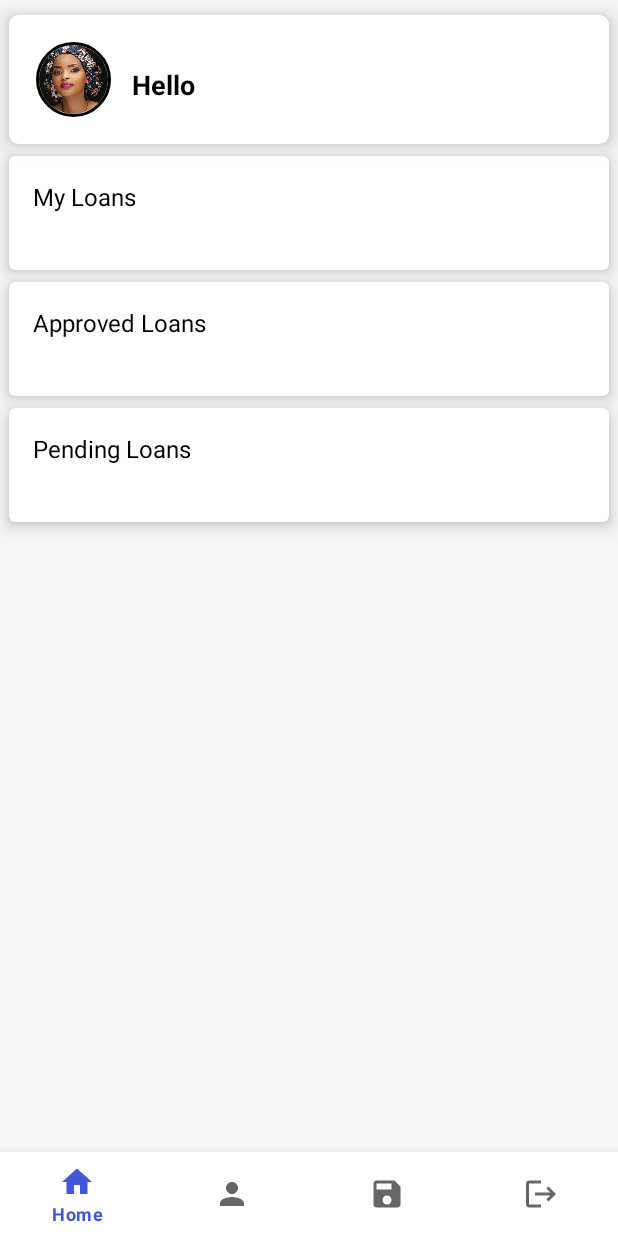
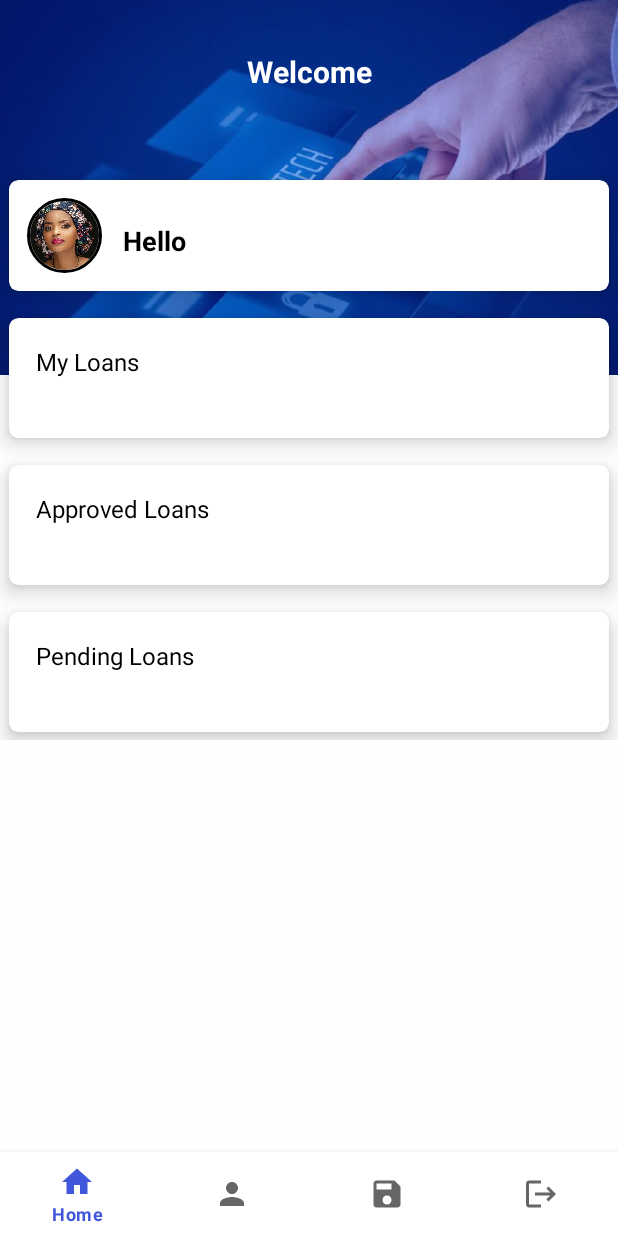
Before and after one commit to SynthiaAtieno/Loan_Management_System, an Android app: the AppliedLoans screen opened directly, with no data from a screen before it, on a phone screen of 412 x 824 dp. Run offline under Robolectric (Android 15) with nearby library versions, the phone set to English and light mode, and no system bars; our stand-ins replace CircleImageView; 4 statements that could not run were skipped.

Commit message:
Made some minor changes

```diff
--- a/app/src/main/java/com/example/loanmanagementsystem/retrofitutil/ApiInterface.java
+++ b/app/src/main/java/com/example/loanmanagementsystem/retrofitutil/ApiInterface.java
@@ -39,6 +39,12 @@ public interface ApiInterface {
     @GET("totalLoan.php")
     Call<TotalLoans> fetchLoan(@Query("user_id") String user_id);
 
+    @GET("approvedLoanForSingleUser.php")
+    Call<TotalLoans> ApprovedLoans(@Query("user_id") String user_id);
+
+    @GET("pendingLoans.php")
+    Call<TotalLoans> PendingLoans(@Query("user_id") String user_id);
+
     @GET("getappliedloans.php")
     Call<List<Loan>> getLoan();
 
--- a/app/src/main/java/com/example/loanmanagementsystem/userFragments/AppliedLoans.java
+++ b/app/src/main/java/com/example/loanmanagementsystem/userFragments/AppliedLoans.java
@@ -67,6 +67,8 @@ public class AppliedLoans extends Fragment {
 
         getProfile();
         fetchLoans();
+        totalApprovedLoan();
+        totalPendingLoan();
 
     }
 
@@ -75,8 +77,8 @@ public class AppliedLoans extends Fragment {
         view = inflater.inflate(R.layout.fragment_loans, container, false);
         txtname = view.findViewById(R.id.name);
         totalLoans = view.findViewById(R.id.totalLoans);
-        pendingLoans = view.findViewById(R.id.pending_loans);
-        approvedLoans = view.findViewById(R.id.approved_loans);
+        pendingLoans = view.findViewById(R.id.totalLoansPending);
+        approvedLoans = view.findViewById(R.id.totalApprovedLoans);
 
         progressDialog = new ProgressDialog(getContext());
         appConfig = new AppConfig(getContext());
@@ -142,6 +144,44 @@ public class AppliedLoans extends Fragment {
         });
     }
 
+    private void totalApprovedLoan(){
+        ApiClient.getApiClient().ApprovedLoans(appConfig.getUserId()).enqueue(new Callback<TotalLoans>() {
+            @Override
+            public void onResponse(Call<TotalLoans> call, Response<TotalLoans> response) {
+                if (response.isSuccessful() && response.body() != null){
+                    approvedLoans.setText("Ksh "+response.body().getTotal());
+                }
+                else {
+                    Toast.makeText(getContext(), "No data found", Toast.LENGTH_SHORT).show();
+                }
+            }
+
+            @Override
+            public void onFailure(Call<TotalLoans> call, Throwable t) {
+                Toast.makeText(getContext(), "Error"+t.getMessage(), Toast.LENGTH_SHORT).show();
+            }
+        });
+    }
+
+    private void totalPendingLoan(){
+        ApiClient.getApiClient().PendingLoans(appConfig.getUserId()).enqueue(new Callback<TotalLoans>() {
+            @Override
+            public void onResponse(Call<TotalLoans> call, Response<TotalLoans> response) {
+                if (response.isSuccessful() && response.body() != null){
+                    pendingLoans.setText("Ksh "+response.body().getTotal());
+                }
+                else {
+                    Toast.makeText(getContext(), "No data found", Toast.LENGTH_SHORT).show();
+                }
+            }
+
+            @Override
+            public void onFailure(Call<TotalLoans> call, Throwable t) {
+                Toast.makeText(getContext(), "Error"+t.getMessage(), Toast.LENGTH_SHORT).show();
+            }
+        });
+    }
+
 
     private void displayUserInfo(String message) {
        /* Snackbar.make(relativeLayout, message, Snackbar.LENGTH_LONG).show();
--- a/app/src/main/res/layout/fragment_loans.xml
+++ b/app/src/main/res/layout/fragment_loans.xml
@@ -1,15 +1,47 @@
 <?xml version="1.0" encoding="utf-8"?>
-<LinearLayout xmlns:android="http://schemas.android.com/apk/res/android"
+<RelativeLayout xmlns:android="http://schemas.android.com/apk/res/android"
     xmlns:app="http://schemas.android.com/apk/res-auto"
     xmlns:tools="http://schemas.android.com/tools"
     android:id="@+id/relativeLayout"
     android:layout_width="match_parent"
     android:layout_height="match_parent"
-    android:background="#2ACDBCBC"
+    android:background="#FFFEFE"
     android:orientation="vertical"
     tools:context=".userFragments.AppliedLoans">
 
+    <LinearLayout
+        android:id="@+id/homelayout"
+        android:layout_width="match_parent"
+        android:layout_height="250dp"
+        android:background="@drawable/fintech"
+        android:orientation="vertical">
+
+        <LinearLayout
+            android:layout_width="match_parent"
+            android:layout_height="250dp"
+            android:background="#670628E4"
+            android:orientation="vertical">
+
+            <TextView
+                android:layout_width="match_parent"
+                android:layout_height="wrap_content"
+                android:layout_marginTop="34dp"
+                android:text="Welcome"
+                android:textAlignment="center"
+                android:textColor="#fff"
+                android:textSize="20sp"
+                android:textStyle="bold" />
+        </LinearLayout>
+    </LinearLayout>
+
+    <LinearLayout
+        android:layout_width="match_parent"
+        android:layout_height="wrap_content"
+        android:layout_marginTop="110dp"
+        android:orientation="vertical">
+
         <androidx.cardview.widget.CardView
+            android:id="@+id/profileCard"
             android:layout_width="match_parent"
             android:layout_height="wrap_content"
             android:layout_marginStart="6dp"
@@ -22,7 +54,7 @@
                 android:layout_width="match_parent"
                 android:layout_height="wrap_content"
                 android:orientation="horizontal"
-            android:padding="18dp">
+                android:padding="12dp">
 
                 <de.hdodenhof.circleimageview.CircleImageView
                     android:id="@+id/c_image"
@@ -62,17 +94,17 @@
             android:layout_width="match_parent"
             android:layout_height="wrap_content"
             android:layout_marginStart="6dp"
-        android:layout_marginTop="8dp"
+            android:layout_marginTop="18dp"
             android:layout_marginEnd="6dp"
-        app:cardCornerRadius="4dp"
-        app:cardElevation="6dp">
+            app:cardCornerRadius="6dp"
+            app:cardElevation="8dp">
 
             <LinearLayout
                 android:layout_width="match_parent"
                 android:layout_height="wrap_content"
                 android:layout_gravity="center_horizontal"
                 android:orientation="vertical"
-            android:padding="16dp">
+                android:padding="18dp">
 
                 <TextView
                     android:layout_width="wrap_content"
@@ -95,17 +127,17 @@
             android:layout_width="match_parent"
             android:layout_height="wrap_content"
             android:layout_marginStart="6dp"
-        android:layout_marginTop="8dp"
+            android:layout_marginTop="18dp"
             android:layout_marginEnd="6dp"
-        app:cardCornerRadius="4dp"
-        app:cardElevation="6dp">
+            app:cardCornerRadius="6dp"
+            app:cardElevation="8dp">
 
             <LinearLayout
                 android:layout_width="match_parent"
                 android:layout_height="wrap_content"
                 android:layout_gravity="center_horizontal"
                 android:orientation="vertical"
-            android:padding="16dp">
+                android:padding="18dp">
 
                 <TextView
                     android:layout_width="wrap_content"
@@ -128,17 +160,18 @@
             android:layout_width="match_parent"
             android:layout_height="wrap_content"
             android:layout_marginStart="6dp"
-        android:layout_marginTop="8dp"
+            android:layout_marginTop="18dp"
             android:layout_marginEnd="6dp"
-        app:cardCornerRadius="4dp"
-        app:cardElevation="6dp">
+            android:layout_marginBottom="5dp"
+            app:cardCornerRadius="6dp"
+            app:cardElevation="8dp">
 
             <LinearLayout
                 android:layout_width="match_parent"
                 android:layout_height="wrap_content"
                 android:layout_gravity="center_horizontal"
                 android:orientation="vertical"
-            android:padding="16dp">
+                android:padding="18dp">
 
                 <TextView
                     android:layout_width="wrap_content"
@@ -156,6 +189,7 @@
                     android:textStyle="bold" />
             </LinearLayout>
         </androidx.cardview.widget.CardView>
+    </LinearLayout>
 
 
-</LinearLayout>
+</RelativeLayout>
```
Also changed, not shown: app/src/main/java/com/example/loanmanagementsystem/userFragments/Profile.java (+22 -1 lines), app/src/main/res/layout/fragment_profile.xml (+13 -10 lines). Lines whose indentation alone changed are shown as unchanged.
